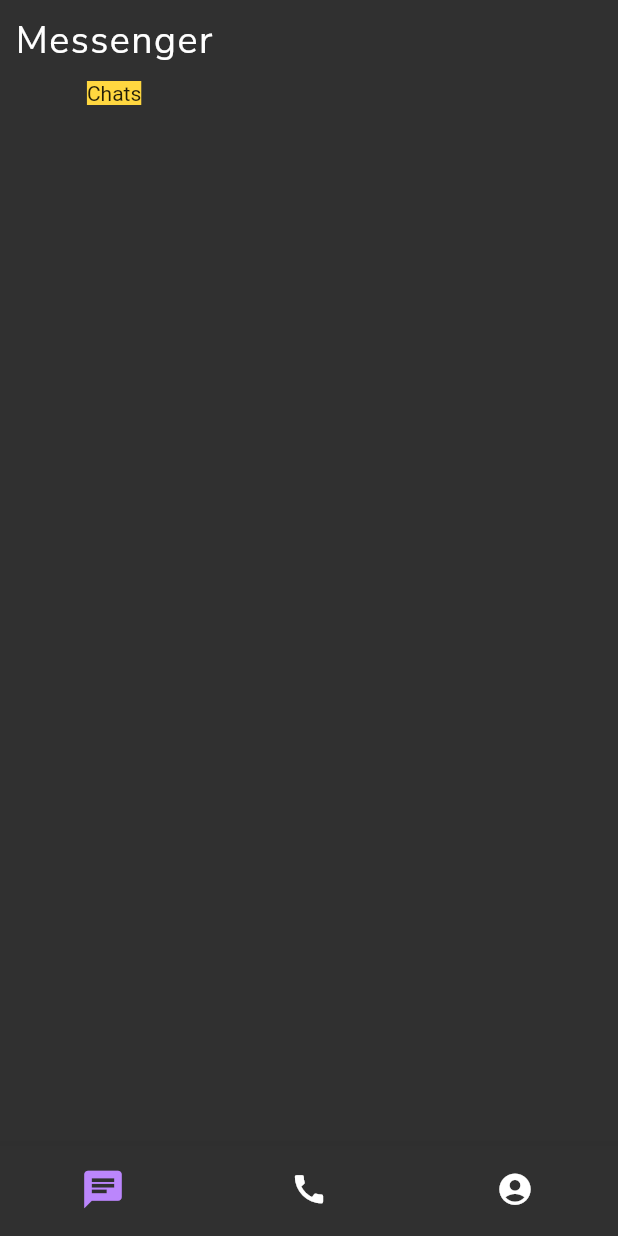
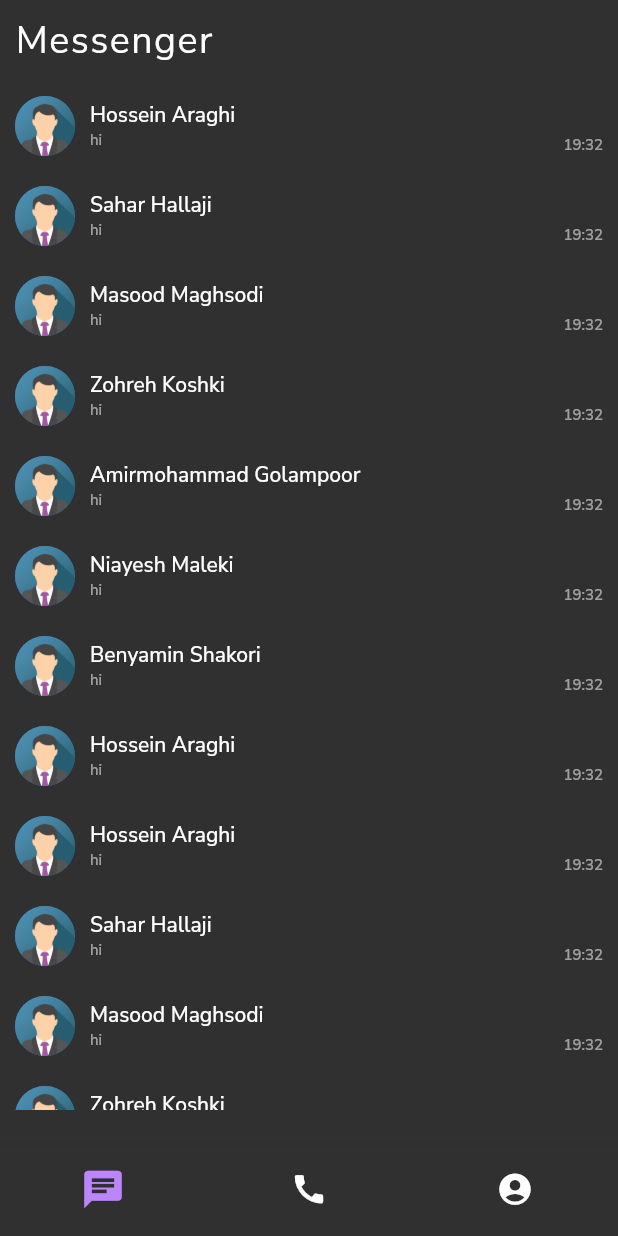
Before and after one commit to Hossara/ha_resume_messenger, a Flutter app: the screen it shows after launch, on a phone screen of 412 x 824 dp. Run offline on Flutter 3.47's test engine with Material 2 defaults, Android fonts, the phone set to English and light mode, and no system bars; our stand-ins replace google_fonts.

Commit message:
Add Views List And Widget Add Chat, Profile, Calls View Add Contact Model Add Contact Card Add Chat page

```diff
--- /dev/null
+++ b/lib/components/ContactCard.dart
@@ -0,0 +1,103 @@
+import 'package:flutter/material.dart';
+import 'package:google_fonts/google_fonts.dart';
+import 'package:ha_resume_messenger/pages/ChatPage.dart';
+import 'package:ha_resume_messenger/views/ChatView.dart';
+
+class ContactCard extends StatefulWidget
+{
+  final String firstname;
+  final String lastname;
+  final String phone;
+  final String id;
+  final String lastMsg;
+
+  const ContactCard({Key? key, required this.firstname, required this.lastname, required this.phone, required this.id, required this.lastMsg}) : super(key: key);
+
+  @override
+  _ContactCardState createState() => _ContactCardState();
+}
+
+class _ContactCardState extends State<ContactCard>
+{
+
+  @override
+  Widget build(BuildContext context)
+  {
+    return TextButton(
+      onPressed: ()
+      {
+        Navigator.push(context, MaterialPageRoute(builder: (context) =>
+            ChatPage(
+              firstname: widget.firstname,
+              lastname: widget.lastname,
+              phone: widget.phone,
+              id: widget.id,
+              lastMsg: widget.lastMsg
+            )
+        ));
+      },
+      style: ButtonStyle(padding: MaterialStateProperty.resolveWith((states) => EdgeInsets.zero)),
+      child: Container(
+        padding: EdgeInsets.all(10),
+        width: MediaQuery.of(context).size.width,
+        child: Row(
+          mainAxisAlignment: MainAxisAlignment.spaceBetween,
+          children: [
+            Row(
+              children: [
+                Container(
+                  width: 40,
+                  height: 40,
+                  child: CircleAvatar(
+                    backgroundImage: AssetImage("assets/img/avatar.png"),
+                    radius: 30,
+                  ),
+                ),
+
+                Container(
+                  margin: EdgeInsets.only(left: 10),
+                  child: Column(
+                    crossAxisAlignment: CrossAxisAlignment.start,
+                    mainAxisAlignment: MainAxisAlignment.spaceBetween,
+                    children: [
+                      Text(
+                        "${widget.firstname} ${widget.lastname}",
+                        style: GoogleFonts.nunitoSans(
+                          color: Colors.white,
+                        ),
+                      ),
+
+                      Text(
+                        widget.lastMsg,
+                        style: GoogleFonts.nunitoSans(
+                          color: Colors.white54,
+                          fontSize: 10
+                        ),
+                      ),
+                    ],
+                  ),
+                )
+              ],
+            ),
+
+            Container(
+              height: 40,
+              child: Column(
+                mainAxisAlignment: MainAxisAlignment.end,
+                children: [
+                  Text(
+                    "19:32",
+                    style: GoogleFonts.nunitoSans(
+                      color: Colors.white54,
+                      fontSize: 10
+                    ),
+                  ),
+                ],
+              ),
+            )
+          ],
+        ),
+      ),
+    );
+  }
+}
--- a/lib/main.dart
+++ b/lib/main.dart
@@ -1,12 +1,13 @@
 import 'package:flutter/material.dart';
 import 'package:ha_resume_messenger/pages/HomePage.dart';
 
-void main() {
+void main()
+{
   runApp(
     MaterialApp(
       debugShowCheckedModeBanner: false,
       routes: {
-        "/" : (context) => HomePage()
+        "/" : (context) => HomePage(),
       },
     )
   );
--- a/lib/pages/HomePage.dart
+++ b/lib/pages/HomePage.dart
@@ -4,29 +4,35 @@ import 'package:ha_resume_messenger/views/CallsView.dart';
 import 'package:ha_resume_messenger/views/ChatView.dart';
 import 'package:ha_resume_messenger/views/ProfileView.dart';
 
-class HomePage extends StatefulWidget {
+class HomePage extends StatefulWidget
+{
   const HomePage({Key? key}) : super(key: key);
 
   @override
   _HomePageState createState() => _HomePageState();
 }
 
-class _HomePageState extends State<HomePage> {
+class _HomePageState extends State<HomePage>
+{
 
   int _selectedIndex = 0;
 
   static const List<Widget> _pages = <Widget>[
-    ChatPage(),
-    CallsPage(),
-    ProfilePage()
+    ChatView(),
+    CallsView(),
+    ProfileView()
   ];
 
   @override
-  Widget build(BuildContext context) {
+  Widget build(BuildContext context)
+  {
     return Scaffold(
       backgroundColor: Color(0xFF303030),
       body: SafeArea(
         child: Column(
+          mainAxisAlignment: MainAxisAlignment.start,
+          crossAxisAlignment: CrossAxisAlignment.start,
+          mainAxisSize: MainAxisSize.max,
           children: [
             Container(
               padding: EdgeInsets.all(10),
@@ -39,10 +45,7 @@ class _HomePageState extends State<HomePage> {
                 ),
               ),
             ),
-            Container(
-              color: Colors.amberAccent,
-              child: _pages.elementAt(_selectedIndex),
-            )
+            _pages.elementAt(_selectedIndex),
           ],
         ),
       ),
--- a/lib/views/ChatView.dart
+++ b/lib/views/ChatView.dart
@@ -1,17 +1,70 @@
 import 'package:flutter/material.dart';
+import 'package:ha_resume_messenger/components/ContactCard.dart';
+import 'package:ha_resume_messenger/models/Contact.dart';
 
-class ChatPage extends StatefulWidget {
-  const ChatPage({Key? key}) : super(key: key);
+class ChatView extends StatefulWidget
+{
+  const ChatView({Key? key}) : super(key: key);
 
   @override
-  _ChatPageState createState() => _ChatPageState();
+  _ChatViewState createState() => _ChatViewState();
 }
 
-class _ChatPageState extends State<ChatPage> {
+class _ChatViewState extends State<ChatView>
+{
+
+  List<Contact> _contacts = [
+    Contact("Hossein", "Araghi", "09928197949", "test_id", "hi"),
+    Contact("Sahar", "Hallaji", "09928197949", "test_id", "hi"),
+    Contact("Masood", "Maghsodi", "09928197949", "test_id", "hi"),
+    Contact("Zohreh", "Koshki", "09928197949", "test_id", "hi"),
+    Contact("Amirmohammad", "Golampoor", "09928197949", "test_id", "hi"),
+    Contact("Niayesh", "Maleki", "09928197949", "test_id", "hi"),
+    Contact("Benyamin", "Shakori", "09928197949", "test_id", "hi"),
+    Contact("Hossein", "Araghi", "09928197949", "test_id", "hi"),
+    Contact("Hossein", "Araghi", "09928197949", "test_id", "hi"),
+    Contact("Sahar", "Hallaji", "09928197949", "test_id", "hi"),
+    Contact("Masood", "Maghsodi", "09928197949", "test_id", "hi"),
+    Contact("Zohreh", "Koshki", "09928197949", "test_id", "hi"),
+    Contact("Amirmohammad", "Golampoor", "09928197949", "test_id", "hi"),
+    Contact("Niayesh", "Maleki", "09928197949", "test_id", "hi"),
+    Contact("Benyamin", "Shakori", "09928197949", "test_id", "hi"),
+    Contact("Hossein", "Araghi", "09928197949", "test_id", "hi"),
+    Contact("Hossein", "Araghi", "09928197949", "test_id", "hi"),
+    Contact("Sahar", "Hallaji", "09928197949", "test_id", "hi"),
+    Contact("Masood", "Maghsodi", "09928197949", "test_id", "hi"),
+    Contact("Zohreh", "Koshki", "09928197949", "test_id", "hi"),
+    Contact("Amirmohammad", "Golampoor", "09928197949", "test_id", "hi"),
+    Contact("Niayesh", "Maleki", "09928197949", "test_id", "hi"),
+    Contact("Benyamin", "Shakori", "09928197949", "test_id", "hi"),
+    Contact("Hossein", "Araghi", "09928197949", "test_id", "hi"),
+    Contact("Hossein", "Araghi", "09928197949", "test_id", "hi"),
+    Contact("Sahar", "Hallaji", "09928197949", "test_id", "hi"),
+    Contact("Masood", "Maghsodi", "09928197949", "test_id", "hi"),
+    Contact("Zohreh", "Koshki", "09928197949", "test_id", "hi"),
+    Contact("Amirmohammad", "Golampoor", "09928197949", "test_id", "hi"),
+    Contact("Niayesh", "Maleki", "09928197949", "test_id", "hi"),
+    Contact("Benyamin", "Shakori", "09928197949", "test_id", "hi"),
+    Contact("Hossein", "Araghi", "09928197949", "test_id", "hi"),
+  ];
+
   @override
-  Widget build(BuildContext context) {
+  Widget build(BuildContext context)
+  {
     return Container(
-      child: Text("Chats"),
+      width: MediaQuery.of(context).size.width,
+      height: MediaQuery.of(context).size.height - 138,
+      child: ListView.builder(
+        itemCount: _contacts.length,
+        itemBuilder: (context, index) =>
+            ContactCard(
+              firstname: _contacts[index].firstname,
+              lastname: _contacts[index].lastname,
+              phone: _contacts[index].phone,
+              id: _contacts[index].id,
+              lastMsg: _contacts[index].lastMsg
+            ),
+      )
     );
   }
 }
```
Also changed, not shown: lib/pages/ChatPage.dart (added, +94 -0 lines), lib/views/CallsView.dart (+8 -5 lines), lib/views/ProfileView.dart (+8 -5 lines).
